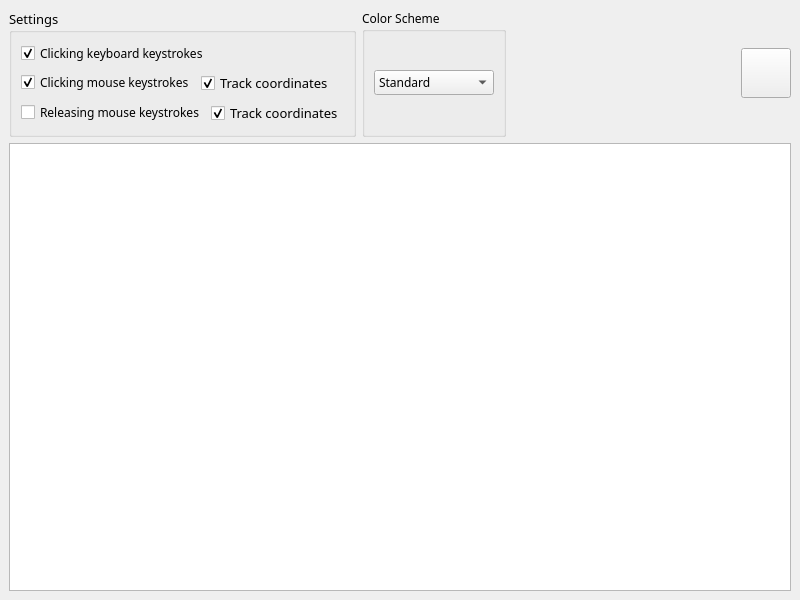
Old version of the form ui/raw/KeyLogger.ui in the repository Nakama3942/KeyLogger.
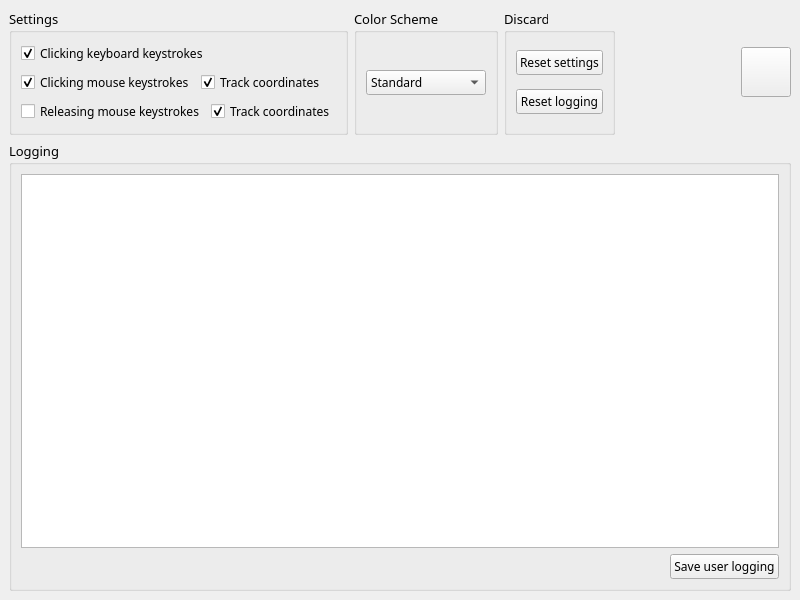
New version of the form.

```diff
--- a/ui/raw/KeyLogger.ui
+++ b/ui/raw/KeyLogger.ui
@@ -19,7 +19,7 @@
    <string>KEYLOGGER</string>
   </property>
   <widget class="QWidget" name="centralwidget">
-   <layout class="QVBoxLayout" name="verticalLayout_2">
+   <layout class="QVBoxLayout" name="verticalLayout_5">
     <item>
      <layout class="QHBoxLayout" name="horizontalLayout">
       <item>
@@ -67,6 +67,11 @@
            </item>
            <item>
             <widget class="QCheckBox" name="checkMouseClickCoord">
+             <property name="font">
+              <font>
+               <pointsize>9</pointsize>
+              </font>
+             </property>
              <property name="text">
               <string>Track coordinates</string>
              </property>
@@ -93,6 +98,11 @@
            </item>
            <item>
             <widget class="QCheckBox" name="checkMouseReleaseCoord">
+             <property name="font">
+              <font>
+               <pointsize>9</pointsize>
+              </font>
+             </property>
              <property name="text">
               <string>Track coordinates</string>
              </property>
@@ -108,6 +118,11 @@
       </item>
       <item>
        <widget class="QGroupBox" name="groupBox_2">
+        <property name="font">
+         <font>
+          <pointsize>10</pointsize>
+         </font>
+        </property>
         <property name="title">
          <string>Color Scheme</string>
         </property>
@@ -143,6 +158,56 @@
         </layout>
        </widget>
       </item>
+      <item>
+       <widget class="QGroupBox" name="groupBox_3">
+        <property name="font">
+         <font>
+          <pointsize>10</pointsize>
+         </font>
+        </property>
+        <property name="title">
+         <string>Discard</string>
+        </property>
+        <layout class="QVBoxLayout" name="verticalLayout_4">
+         <item>
+          <widget class="QPushButton" name="buttResetSettings">
+           <property name="minimumSize">
+            <size>
+             <width>0</width>
+             <height>25</height>
+            </size>
+           </property>
+           <property name="font">
+            <font>
+             <pointsize>9</pointsize>
+            </font>
+           </property>
+           <property name="text">
+            <string>Reset settings</string>
+           </property>
+          </widget>
+         </item>
+         <item>
+          <widget class="QPushButton" name="buttResetLogging">
+           <property name="minimumSize">
+            <size>
+             <width>0</width>
+             <height>25</height>
+            </size>
+           </property>
+           <property name="font">
+            <font>
+             <pointsize>9</pointsize>
+            </font>
+           </property>
+           <property name="text">
+            <string>Reset logging</string>
+           </property>
+          </widget>
+         </item>
+        </layout>
+       </widget>
+      </item>
       <item>
        <spacer name="horizontalSpacer">
         <property name="orientation">
@@ -186,12 +251,55 @@
      </layout>
     </item>
     <item>
-     <widget class="QTextBrowser" name="textBrowser">
+     <widget class="QGroupBox" name="groupBox_4">
       <property name="font">
        <font>
-        <pointsize>12</pointsize>
+        <pointsize>10</pointsize>
        </font>
       </property>
+      <property name="title">
+       <string>Logging</string>
+      </property>
+      <layout class="QVBoxLayout" name="verticalLayout_2">
+       <item>
+        <widget class="QTextBrowser" name="textBrowser">
+         <property name="font">
+          <font>
+           <pointsize>12</pointsize>
+          </font>
+         </property>
+        </widget>
+       </item>
+       <item>
+        <layout class="QHBoxLayout" name="horizontalLayout_4">
+         <item>
+          <spacer name="horizontalSpacer_2">
+           <property name="orientation">
+            <enum>Qt::Horizontal</enum>
+           </property>
+           <property name="sizeHint" stdset="0">
+            <size>
+             <width>40</width>
+             <height>20</height>
+            </size>
+           </property>
+          </spacer>
+         </item>
+         <item>
+          <widget class="QPushButton" name="buttSaveLogging">
+           <property name="font">
+            <font>
+             <pointsize>9</pointsize>
+            </font>
+           </property>
+           <property name="text">
+            <string>Save user logging</string>
+           </property>
+          </widget>
+         </item>
+        </layout>
+       </item>
+      </layout>
      </widget>
     </item>
    </layout>
```
